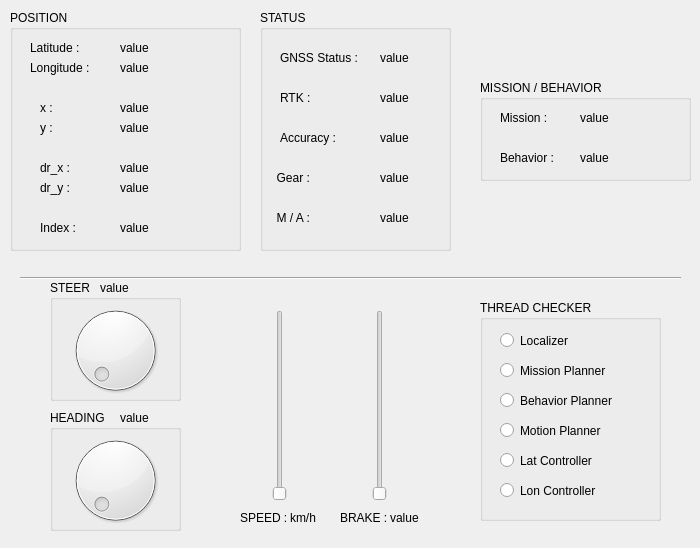
Old version of the form src/local_pkg/pyQt/uis/local_ui.ui in the repository Hello-Hyuk/TEAM-GIGACHA.
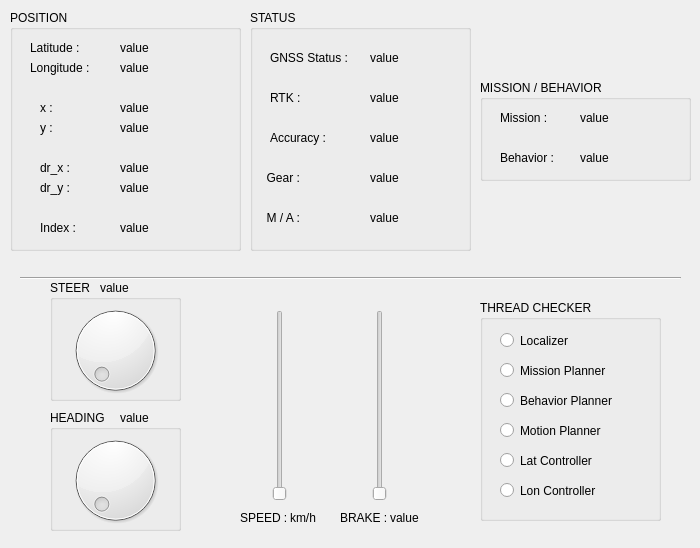
New version of the form.

What changed in the file:
```diff
--- a/src/local_pkg/pyQt/uis/local_ui.ui
+++ b/src/local_pkg/pyQt/uis/local_ui.ui
@@ -380,9 +380,9 @@
   <widget class="QGroupBox" name="groupBox_3">
    <property name="geometry">
     <rect>
-     <x>260</x>
+     <x>250</x>
      <y>10</y>
-     <width>191</width>
+     <width>221</width>
      <height>241</height>
     </rect>
    </property>
@@ -394,8 +394,8 @@
      <rect>
       <x>120</x>
       <y>200</y>
-      <width>57</width>
-      <height>15</height>
+      <width>81</width>
+      <height>16</height>
      </rect>
     </property>
     <property name="text">
@@ -420,8 +420,8 @@
      <rect>
       <x>120</x>
       <y>80</y>
-      <width>57</width>
-      <height>15</height>
+      <width>81</width>
+      <height>16</height>
      </rect>
     </property>
     <property name="text">
@@ -433,8 +433,8 @@
      <rect>
       <x>120</x>
       <y>120</y>
-      <width>57</width>
-      <height>15</height>
+      <width>81</width>
+      <height>16</height>
      </rect>
     </property>
     <property name="text">
@@ -485,8 +485,8 @@
      <rect>
       <x>120</x>
       <y>160</y>
-      <width>57</width>
-      <height>15</height>
+      <width>91</width>
+      <height>16</height>
      </rect>
     </property>
     <property name="text">
@@ -511,8 +511,8 @@
      <rect>
       <x>120</x>
       <y>40</y>
-      <width>57</width>
-      <height>15</height>
+      <width>91</width>
+      <height>16</height>
      </rect>
     </property>
     <property name="text">
```
